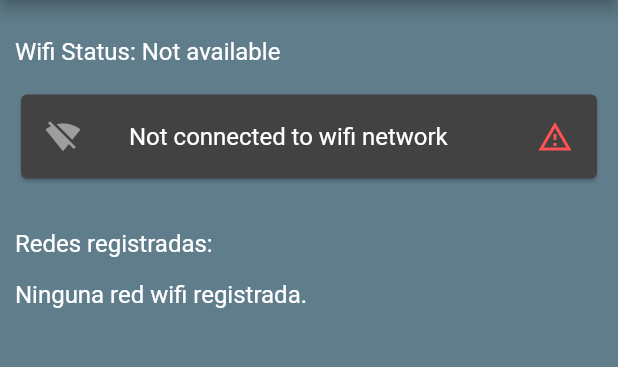
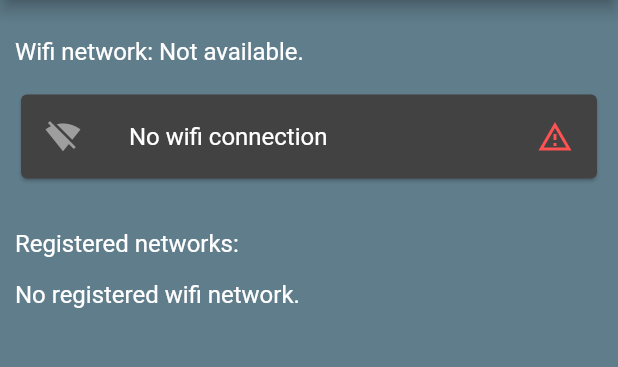
Before and after one commit to Webierta/wifi_records, a Flutter app: the screen it shows after launch, on a phone screen of 412 x 824 dp, the part 84-451 px from its top. Run offline on Flutter 3.47's test engine with Material 2 defaults, Android fonts, the light colour scheme and no system bars; our stand-ins replace connectivity, flutter_local_notifications, hive, permission_handler; missing offline and left inert: android_intent, wifi_info_flutter; accounts and stored records are empty; project files that could hold a hidden picture were left out.

Commit message:
internationalized app

```diff
--- /dev/null
+++ b/lib/localization/app_localization.dart
@@ -0,0 +1,33 @@
+import 'package:flutter/material.dart';
+
+import 'en.dart';
+import 'es.dart';
+import 'loc_keys.dart';
+
+extension LocalizationExt on BuildContext {
+  String trans(LocKeys value) {
+    // Getting the device's locale (en, es...)
+    final code = AppLocalization.of(this)?.locale.languageCode ?? 'en';
+    final database = AppLocalization._db;
+    // Checks whether the current app locale is supported
+    if (database.containsKey(code)) {
+      return database[code]?[value] ?? '-';
+    } else {
+      // Default to English if the locale is not supported
+      return database['en']?[value] ?? '-';
+    }
+  }
+}
+
+class AppLocalization {
+  final Locale locale;
+  const AppLocalization(this.locale);
+
+  static AppLocalization? of(BuildContext ctx) =>
+      Localizations.of<AppLocalization>(ctx, AppLocalization);
+
+  static Map<String, Map<LocKeys, String>> _db = const {
+    'en': langEn,
+    'es': langEs,
+  };
+}
--- /dev/null
+++ b/lib/localization/en.dart
@@ -0,0 +1,66 @@
+import 'loc_keys.dart';
+
+const Map<LocKeys, String> langEn = {
+  LocKeys.wifiStatusOn: 'Wifi network: Connected.',
+  LocKeys.wifiStatusOff: 'Wifi network: Not available.',
+  LocKeys.noWifi: 'No wifi connection',
+  LocKeys.regNet: 'Registered networks:',
+  LocKeys.noRegNet: 'No registered wifi network.',
+  LocKeys.delete: 'deleted',
+  LocKeys.deleteReg: 'Delete records',
+  LocKeys.actionDelete: 'This action deletes all stored records.',
+  LocKeys.cancel: 'Cancel',
+  LocKeys.confirm: 'Confirm',
+  LocKeys.nothingRemove: 'Nothing to remove.',
+  LocKeys.textoInfo: '''
+WIFI RECORDS
+
+Simple app that alerts when the device connects to an unregistered Wi-Fi network while running in the background.
+
+The main notification appears as an icon in the status bar.
+
+Other secondary notifications appear in the form of a floating dialog, a sound, and a brief vibration. Normally, any device allows you to customize these secondary notifications to enable or disable them.
+
+To register a Wi-Fi network, connect to that network and click on the <Save> icon (if it does not appear, that network is already registered).
+
+To delete a registered network, swipe that network to the right of the screen (that does not disconnect you from that network).
+''',
+  LocKeys.locDisabled: 'Location disabled',
+  LocKeys.locRequired:
+      'Enabled location service is required.\nOpen Settings and enable Location.\nPlease then run the application again.',
+  LocKeys.close: 'Close',
+  LocKeys.openSettings: 'Open settings',
+  LocKeys.wifiNotDetected: 'Wi-Fi connection not detected.',
+  LocKeys.permitRequired: 'Location permit required.',
+  LocKeys.regNetWork: 'Registered network',
+  LocKeys.regNotNetWork: 'Network not registered',
+  LocKeys.textoDonativo: '''
+Wifi Records is free open source software that offers a free and ad-free application.
+
+If you like Wifi Records, please consider making a donation. Thanks.''',
+  LocKeys.textoSoftware: '''
+Free open source software subject to the GNU General Public License v.3, distributed in the hope that it will be entertaining, but WITHOUT ANY WARRANTY.
+
+This application does not extract or store any user information and disclaims advertising and any tracking mechanism.
+
+Software free of spyware, malware, viruses or any process that attacks your device or violates your privacy.
+  ''',
+  LocKeys.textoRequisitos: '''
+REQUIREMENTS AND PERMITS
+
+Android 5.0 or higher.
+
+The app requires Location enabled and permissions to use it. Unlike other applications that use Location, it does not require Google Play Services, so it can be installed on devices without Google Play.
+''',
+  LocKeys.textoLicencia: '''
+LICENSE
+
+Copyleft 2021, Jesús Cuerda Villanueva. All Wrongs Reserved.
+
+Free open source software subject to the GNU General Public License v.3. WIFI RECORDS is free software distributed in the hope that it will be useful, but WITHOUT ANY WARRANTY.
+''',
+  LocKeys.searchWifi: 'Searching for wifi connection ...',
+  LocKeys.about: 'About',
+  LocKeys.deleteAll: 'Delete All',
+  LocKeys.exit: 'Exit',
+};
--- /dev/null
+++ b/lib/localization/loc_keys.dart
@@ -0,0 +1,30 @@
+enum LocKeys {
+  wifiStatusOn,
+  wifiStatusOff,
+  noWifi,
+  regNet,
+  noRegNet,
+  delete,
+  deleteReg,
+  actionDelete,
+  cancel,
+  confirm,
+  nothingRemove,
+  textoInfo,
+  locDisabled,
+  locRequired,
+  close,
+  openSettings,
+  wifiNotDetected,
+  permitRequired,
+  regNetWork,
+  regNotNetWork,
+  textoDonativo,
+  textoSoftware,
+  textoRequisitos,
+  textoLicencia,
+  searchWifi,
+  about,
+  deleteAll,
+  exit,
+}
--- /dev/null
+++ b/lib/localization/localization_delegate.dart
@@ -0,0 +1,18 @@
+import 'package:flutter/foundation.dart';
+import 'package:flutter/material.dart';
+
+import 'app_localization.dart';
+
+class AppLocalizationDelegate extends LocalizationsDelegate<AppLocalization> {
+  const AppLocalizationDelegate();
+
+  @override
+  bool isSupported(Locale locale) => ['en', 'es'].contains(locale.languageCode);
+
+  @override
+  Future<AppLocalization> load(Locale locale) =>
+      SynchronousFuture<AppLocalization>(AppLocalization(locale));
+
+  @override
+  bool shouldReload(LocalizationsDelegate<AppLocalization> d) => false;
+}
--- a/lib/main.dart
+++ b/lib/main.dart
@@ -1,10 +1,12 @@
 import 'dart:io';
 
 import 'package:flutter/material.dart';
+import 'package:flutter_localizations/flutter_localizations.dart';
 import 'package:hive/hive.dart';
 import 'package:path_provider/path_provider.dart';
 import 'package:provider/provider.dart';
 
+import 'localization/localization_delegate.dart';
 import 'models/red_wifi.dart';
 import 'models/redes.dart';
 import 'routes.dart';
@@ -30,7 +32,7 @@ class MyApp extends StatelessWidget {
   Widget build(BuildContext context) {
     return MaterialApp(
       debugShowCheckedModeBanner: false,
-      title: 'Wifi Alert',
+      title: 'Wifi Records',
       theme: ThemeData(
         brightness: Brightness.dark,
         primarySwatch: Colors.lightBlue,
@@ -40,8 +42,16 @@ class MyApp extends StatelessWidget {
       ),
       initialRoute: RouteGenerator.home,
       onGenerateRoute: RouteGenerator.generateRoute,
+      localizationsDelegates: [
+        const AppLocalizationDelegate(),
+        GlobalMaterialLocalizations.delegate,
+        GlobalCupertinoLocalizations.delegate,
+        GlobalWidgetsLocalizations.delegate,
+      ],
+      supportedLocales: const [
+        Locale.fromSubtags(languageCode: 'en'),
+        Locale.fromSubtags(languageCode: 'es'),
+      ],
     );
   }
 }
-
-//TODO: internacionalizacion : en es
--- a/lib/screens/location_page.dart
+++ b/lib/screens/location_page.dart
@@ -7,6 +7,8 @@ import 'package:flutter/services.dart';
 import 'package:provider/provider.dart';
 import 'package:wifi_info_flutter/wifi_info_flutter.dart';
 
+import '../localization/app_localization.dart';
+import '../localization/loc_keys.dart';
 import '../models/redes.dart';
 import '../utils/local_notification.dart';
 import '../utils/location_service.dart';
@@ -51,19 +53,17 @@ class _LocationPageState extends State<LocationPage> {
         return WillPopScope(
           onWillPop: () async => false,
           child: AlertDialog(
-            title: const Text('Location disabled'),
-            content: const Text('Enabled location service required.\n'
-                'Open Settings and enable Location.\n'
-                'Please then run the application again.'),
+            title: Text(context.trans(LocKeys.locDisabled)),
+            content: Text(context.trans(LocKeys.locRequired)),
             actions: <Widget>[
               TextButton(
-                  child: const Text('Close'),
+                  child: Text(context.trans(LocKeys.close)),
                   onPressed: () {
                     Navigator.of(context).pop();
                     SystemNavigator.pop();
                   }),
               TextButton(
-                child: const Text('Open Settings'),
+                child: Text(context.trans(LocKeys.openSettings)),
                 onPressed: () {
                   Navigator.of(context).pop();
                   AndroidIntent(action: 'android.settings.LOCATION_SOURCE_SETTINGS').launch();
@@ -95,21 +95,19 @@ class _LocationPageState extends State<LocationPage> {
         context.read<Redes>().connectivityWifi = false;
         await localNotification?.cancelNotification();
         ScaffoldMessenger.of(context).showSnackBar(SnackBar(
-          content: Text('Conexión wifi no detectada.'),
+          content: Text(context.trans(LocKeys.wifiNotDetected)),
         ));
       }
     } else {
-      print('NO serviceEnabled == true && permissionIsGranted == true');
       await localNotification?.cancelNotification();
       ScaffoldMessenger.of(context).showSnackBar(SnackBar(
-        content: Text('Permiso de ubicación requerido.'),
+        content: Text(context.trans(LocKeys.permitRequired)),
       ));
       context.read<Redes>().connectivityDone = false;
     }
   }
 
   Future<void> _updateConnectionStatus(ConnectivityResult result) async {
-    print('_updateConnectionStatus');
     String? _wName;
     String? _wBSSID;
     String? _wIp;
@@ -129,11 +127,11 @@ class _LocationPageState extends State<LocationPage> {
       if (context.read<Redes>().existeRed(_wName, _wBSSID)) {
         context.read<Redes>().iconStatusBar = '@mipmap/wifi_star';
         localNotification = LocalNotification(context.read<Redes>().iconStatusBar);
-        localNotification?.notification(_wName, 'Red registrada');
+        localNotification?.notification(_wName, context.trans(LocKeys.regNetWork));
       } else {
         context.read<Redes>().iconStatusBar = '@mipmap/wifi_alert';
         localNotification = LocalNotification(context.read<Redes>().iconStatusBar);
-        localNotification?.notification(_wName, 'Red no registrada');
+        localNotification?.notification(_wName, context.trans(LocKeys.regNotNetWork));
       }
     } else {
       context.read<Redes>().connectivityWifi = false;
--- a/lib/widgets/home.dart
+++ b/lib/widgets/home.dart
@@ -1,6 +1,8 @@
 import 'package:flutter/material.dart';
 import 'package:provider/provider.dart';
 
+import '../localization/app_localization.dart';
+import '../localization/loc_keys.dart';
 import '../models/red_wifi.dart';
 import '../models/redes.dart';
 import 'my_appbar.dart';
@@ -48,9 +50,12 @@ class Home extends StatelessWidget {
                   padding: const EdgeInsets.symmetric(vertical: 15),
                   child: Align(
                     alignment: Alignment.centerLeft,
-                    child: Text(context.read<Redes>().connectivityWifi == true
-                        ? 'Wifi Status:  Connected'
-                        : 'Wifi Status: Not available'),
+                    child: Text(
+                      context.read<Redes>().connectivityWifi
+                          ? context.trans(LocKeys.wifiStatusOn)
+                          : context.trans(LocKeys.wifiStatusOff),
+                      //'Wifi Status: Not available'),
+                    ),
                   ),
                 ),
                 Card(
@@ -64,7 +69,7 @@ class Home extends StatelessWidget {
                             : const Icon(Icons.signal_wifi_off, color: Colors.grey),
                         title: Text(context.read<Redes>().connectivityWifi
                             ? context.watch<Redes>().wifiName
-                            : 'Not connected to wifi network'),
+                            : context.trans(LocKeys.noWifi)),
                         subtitle: context.read<Redes>().connectivityWifi
                             ? Column(
                                 crossAxisAlignment: CrossAxisAlignment.start,
@@ -81,15 +86,15 @@ class Home extends StatelessWidget {
                 ),
                 Padding(
                   padding: const EdgeInsets.only(top: 30, bottom: 15),
-                  child: const Align(
+                  child: Align(
                     alignment: Alignment.centerLeft,
-                    child: Text('Redes registradas:'),
+                    child: Text(context.trans(LocKeys.regNet)),
                   ),
                 ),
                 (context.watch<Redes>().redes.length == 0)
-                    ? const Align(
+                    ? Align(
                         alignment: Alignment.centerLeft,
-                        child: Text('Ninguna red wifi registrada.'),
+                        child: Text(context.trans(LocKeys.noRegNet)),
                       )
                     : Consumer<Redes>(
                         builder: (context, data, child) {
@@ -128,8 +133,12 @@ class Home extends StatelessWidget {
                                   ),
                                   direction: DismissDirection.startToEnd,
                                   onDismissed: (direction) {
-                                    ScaffoldMessenger.of(context).showSnackBar(SnackBar(
-                                        content: Text('${data.redes[index].wifiName} delete')));
+                                    ScaffoldMessenger.of(context).showSnackBar(
+                                      SnackBar(
+                                        content: Text(
+                                            '${data.redes[index].wifiName} ${context.trans(LocKeys.delete)}'),
+                                      ),
+                                    );
                                     data.removeRed(data.redes[index]);
                                     init();
                                   },
--- a/lib/widgets/my_appbar.dart
+++ b/lib/widgets/my_appbar.dart
@@ -1,27 +1,17 @@
 import 'package:flutter/material.dart';
 import 'package:provider/provider.dart';
 import 'package:flutter/services.dart';
-
+import '../localization/app_localization.dart';
+import '../localization/loc_keys.dart';
 import '../models/redes.dart';
 import '../routes.dart';
 
 class Action {
+  final int id;
   final String title;
   final IconData icon;
-  const Action({required this.title, required this.icon});
+  const Action({required this.id, required this.title, required this.icon});
 }
-
-const titleInfo = 'Info';
-const titleAbout = 'About';
-const titleDelete = 'Delete all';
-const titleSalir = 'Salir';
-
-const actions = <Action>[
-  Action(title: titleInfo, icon: Icons.info_outline),
-  Action(title: titleAbout, icon: Icons.code),
-  Action(title: titleDelete, icon: Icons.delete_forever),
-  Action(title: titleSalir, icon: Icons.exit_to_app_outlined),
-];
 
 class MyAppBar extends StatelessWidget implements PreferredSizeWidget {
   final AppBar appBar;
@@ -33,21 +23,28 @@ class MyAppBar extends StatelessWidget implements PreferredSizeWidget {
 
   @override
   Widget build(BuildContext context) {
+    var actions = <Action>[
+      Action(id: 1, title: 'Info', icon: Icons.info_outline),
+      Action(id: 2, title: context.trans(LocKeys.about), icon: Icons.code),
+      Action(id: 3, title: context.trans(LocKeys.deleteAll), icon: Icons.delete_forever),
+      Action(id: 4, title: context.trans(LocKeys.exit), icon: Icons.exit_to_app_outlined),
+    ];
+
     Future<bool> _confirmDelete() async {
       return (await showDialog<bool>(
             context: context,
             barrierDismissible: false,
             builder: (BuildContext dialogContext) {
               return AlertDialog(
-                title: const Text('Eliminar registros'),
-                content: const Text('Esta acción elimina todos los registros almacenados.'),
+                title: Text(context.trans(LocKeys.deleteReg)),
+                content: Text(context.trans(LocKeys.actionDelete)),
                 actions: <Widget>[
                   TextButton(
-                    child: const Text('Cancelar'),
+                    child: Text(context.trans(LocKeys.cancel)),
                     onPressed: () => Navigator.of(dialogContext).pop(false),
                   ),
                   TextButton(
-                    child: const Text('Confirmar'),
+                    child: Text(context.trans(LocKeys.confirm)),
                     onPressed: () => Navigator.of(dialogContext).pop(true),
                   ),
                 ],
@@ -58,14 +55,14 @@ class MyAppBar extends StatelessWidget implements PreferredSizeWidget {
     }
 
     Future<void> _selectAction(Action action) async {
-      switch (action.title) {
-        case titleInfo:
+      switch (action.id) {
+        case 1:
           await Navigator.of(context).pushNamed(RouteGenerator.info);
           break;
-        case titleAbout:
+        case 2:
           await Navigator.of(context).pushNamed(RouteGenerator.about);
           break;
-        case titleDelete:
+        case 3:
           if (context.read<Redes>().isNotEmpty()) {
             var confirmar = await _confirmDelete();
             if (confirmar == true) {
@@ -74,11 +71,11 @@ class MyAppBar extends StatelessWidget implements PreferredSizeWidget {
             }
           } else {
             ScaffoldMessenger.of(context).showSnackBar(SnackBar(
-              content: Text('Nada que eliminar.'),
+              content: Text(context.trans(LocKeys.nothingRemove)),
             ));
           }
           break;
-        case titleSalir:
+        case 4:
           await SystemNavigator.pop();
           break;
         default:
@@ -86,6 +83,8 @@ class MyAppBar extends StatelessWidget implements PreferredSizeWidget {
           break;
       }
     }
+
+    //String _textAction() {}
 
     return AppBar(
       title: const Text('Wifi Records'),
--- a/lib/widgets/no_init.dart
+++ b/lib/widgets/no_init.dart
@@ -1,4 +1,7 @@
 import 'package:flutter/material.dart';
+
+import '../localization/app_localization.dart';
+import '../localization/loc_keys.dart';
 
 class NotInit extends StatelessWidget {
   const NotInit();
@@ -20,7 +23,7 @@ class NotInit extends StatelessWidget {
               padding: const EdgeInsets.only(bottom: 16),
               child: const CircularProgressIndicator(),
             ),
-            const Text('Buscando conexion wifi...')
+            Text(context.trans(LocKeys.searchWifi)),
           ],
         ),
       ),
--- a/pubspec.yaml
+++ b/pubspec.yaml
@@ -10,6 +10,8 @@ environment:
 
 dependencies:
   flutter:
+    sdk: flutter
+  flutter_localizations:
     sdk: flutter
   provider: ^5.0.0
   wifi_info_flutter: ^2.0.0
```
Also changed, not shown: lib/localization/es.dart (added, +66 -0 lines), lib/screens/about_page.dart (+16 -54 lines), lib/screens/info_page.dart (+5 -16 lines), pubspec.lock.
